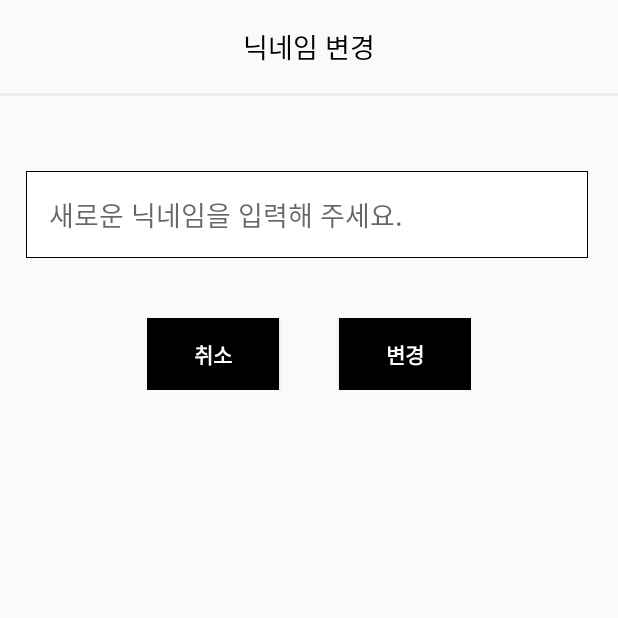
After one commit to miinsuu/MOC, an Android app: the UpdateNicknameActivity screen opened directly, with no data from a screen before it, on a phone screen of 412 x 824 dp, the top half of it. The commit adds this screen. Run offline under Robolectric (Android 15) with nearby library versions, the phone set to English and light mode, and no system bars; our stand-ins replace Firebase (no records; nobody signed in at launch, a user with empty details on screens opened directly).

Commit message:
더보기 페이지 구현(닉네임 변경기능)

```diff
--- /dev/null
+++ b/app/src/main/java/com/momeokji/moc/Database/MyOnSuccessListener.java
@@ -0,0 +1,5 @@
+package com.momeokji.moc.Database;
+
+public interface MyOnSuccessListener {
+    void onSuccess();
+}
--- /dev/null
+++ b/app/src/main/java/com/momeokji/moc/UpdateNicknameActivity.java
@@ -0,0 +1,62 @@
+package com.momeokji.moc;
+
+import androidx.appcompat.app.AppCompatActivity;
+
+import android.content.Intent;
+import android.os.Bundle;
+import android.view.Gravity;
+import android.view.View;
+import android.widget.Button;
+import android.widget.TextView;
+import android.widget.Toast;
+
+import com.google.firebase.auth.FirebaseAuth;
+import com.momeokji.moc.Database.DatabaseQueryClass;
+import com.momeokji.moc.data.User;
+
+public class UpdateNicknameActivity extends AppCompatActivity {
+
+    @Override
+    protected void onCreate(Bundle savedInstanceState) {
+        super.onCreate(savedInstanceState);
+        setContentView(R.layout.activity_update_nickname);
+
+        final TextView updateNickname_acticity_newNicknameTxt = findViewById(R.id.updateNickname_acticity_newNicknameTxt); // 바꿀 닉네임
+        Button updateNickname_acticity_cancelBtn = findViewById(R.id.updateNickname_acticity_cancelBtn); // 취소버튼
+        Button updateNickname_acticity_updateBtn = findViewById(R.id.updateNickname_acticity_updateBtn); // 변경버튼
+
+        // 변경 버튼 눌렀을 때 DB에 있는 정보 업데이트
+        updateNickname_acticity_updateBtn.setOnClickListener(new View.OnClickListener() {
+            @Override
+            public void onClick(View view) {
+                if(updateNickname_acticity_newNicknameTxt.getText().toString().equals("")) {
+                    Toast.makeText(getApplicationContext(), "변경할 닉네임을 입력하세요.", Toast.LENGTH_SHORT).show();
+                    return;
+                } else {
+                    String newNickname = updateNickname_acticity_newNicknameTxt.getText().toString();
+                    String usersMapName = User.getUser().getusersMapName();
+                    // DB에 업데이트 작업
+                    DatabaseQueryClass.UserInfo.updateNickname(newNickname, usersMapName);
+
+                    // DB에 업데이트된 닉네임을 앱으로 가져오기
+                    String userUID = FirebaseAuth.getInstance().getUid();
+                    User.getUser().putUserInfo(userUID);
+                    finish(); // 업데이트 액티비티 종료
+                    Toast.makeText(getApplicationContext(), "닉네임 업데이트", Toast.LENGTH_LONG).show();
+
+                    // 홈 화면으로 이동
+                    startActivity(new Intent(getApplicationContext(), MainActivity.class));
+
+                }
+
+            }
+        });
+
+        updateNickname_acticity_cancelBtn.setOnClickListener(new View.OnClickListener() {
+            @Override
+            public void onClick(View view) {
+                finish(); // 닉네임 업데이트 액티비티 종료 -> 더보기 화면으로
+            }
+        });
+    }
+}
--- /dev/null
+++ b/app/src/main/res/drawable/edittextcustom.xml
@@ -0,0 +1,15 @@
+<?xml version="1.0" encoding="utf-8"?>
+<selector xmlns:android="http://schemas.android.com/apk/res/android">
+    <item>
+
+        <shape android:shape="rectangle">
+
+            <stroke android:width="0.5dp" />
+
+            <solid android:color="#FFFFFFFF"/>
+
+        </shape>
+
+    </item>
+
+</selector>
--- /dev/null
+++ b/app/src/main/res/layout/activity_update_nickname.xml
@@ -0,0 +1,72 @@
+<?xml version="1.0" encoding="utf-8"?>
+<LinearLayout xmlns:android="http://schemas.android.com/apk/res/android"
+    xmlns:app="http://schemas.android.com/apk/res-auto"
+    xmlns:tools="http://schemas.android.com/tools"
+    android:layout_width="match_parent"
+    android:layout_height="match_parent"
+    android:orientation="vertical"
+    tools:context=".UpdateNicknameActivity">
+
+    <LinearLayout
+        android:layout_width="match_parent"
+        android:layout_height="wrap_content"
+        android:layout_gravity="center"
+        android:layout_marginTop="17dp"
+        android:layout_marginBottom="17dp"
+        android:orientation="vertical">
+        <TextView
+            android:layout_width="match_parent"
+            android:layout_height="wrap_content"
+            android:gravity="center"
+            android:text="닉네임 변경"
+            android:textSize="18sp"
+            android:textColor="@color/black"/>
+    </LinearLayout>
+    <View
+        android:layout_width="match_parent"
+        android:layout_height="2dp"
+        android:background="#6FE4DBDB"/>
+
+
+
+    <EditText
+        android:id="@+id/updateNickname_acticity_newNicknameTxt"
+        android:layout_width="match_parent"
+        android:layout_height="wrap_content"
+        android:layout_marginTop="50dp"
+        android:layout_marginRight="20dp"
+        android:layout_marginLeft="17dp"
+        android:background="@drawable/edittextcustom"
+        android:padding="15dp"
+        android:hint="새로운 닉네임을 입력해 주세요."/>
+
+    <LinearLayout
+        android:layout_width="wrap_content"
+        android:layout_height="wrap_content"
+        android:layout_marginTop="40dp"
+        android:layout_gravity="center_horizontal"
+        android:orientation="horizontal">
+
+        <Button
+            android:id="@+id/updateNickname_acticity_cancelBtn"
+            android:layout_width="wrap_content"
+            android:layout_height="wrap_content"
+            android:layout_marginRight="40dp"
+            android:background="@color/black"
+            android:text="취소"
+            android:textColor="@color/white"
+            android:textStyle="bold"/>
+
+        <Button
+            android:id="@+id/updateNickname_acticity_updateBtn"
+            android:layout_width="wrap_content"
+            android:layout_height="wrap_content"
+            android:background="@color/black"
+            android:text="변경"
+            android:textColor="@color/white"
+            android:textStyle="bold"/>
+    </LinearLayout>
+
+
+
+</LinearLayout>
```
Also changed, not shown: app/src/main/AndroidManifest.xml (+17 -6 lines), app/src/main/java/com/momeokji/moc/Database/DatabaseQueryClass.java (+22 -0 lines), app/src/main/java/com/momeokji/moc/MoreInfoFragment.java (+11 -4 lines).
